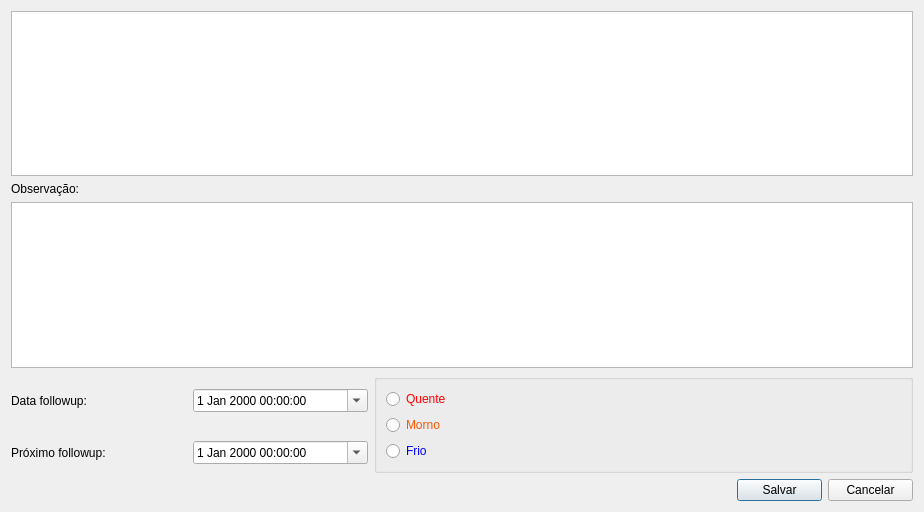
Qt form ui/followup.ui (lellisls/ERP-STACCATO) before a commit.
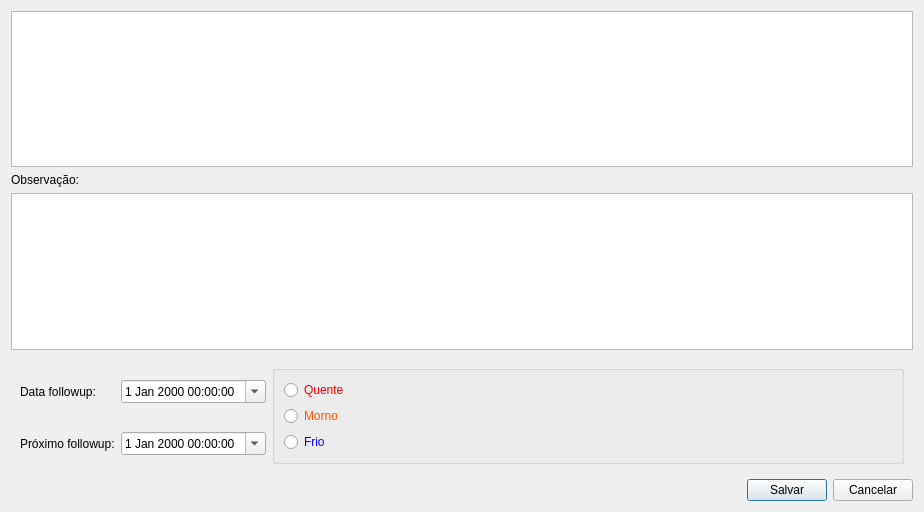
The same form after that commit. Custom widgets are drawn as their Qt base class.

The edit to the form file:
```diff
--- a/ui/followup.ui
+++ b/ui/followup.ui
@@ -13,56 +13,34 @@
   <property name="windowTitle">
    <string>Follow Up</string>
   </property>
-  <layout class="QGridLayout" name="gridLayout">
-   <item row="5" column="0">
-    <widget class="QLabel" name="label_2">
-     <property name="text">
-      <string>Data followup:</string>
-     </property>
-    </widget>
-   </item>
-   <item row="5" column="1">
-    <widget class="QDateTimeEdit" name="dateFollowup">
-     <property name="calendarPopup">
-      <bool>true</bool>
-     </property>
-    </widget>
-   </item>
-   <item row="6" column="0">
-    <widget class="QLabel" name="label_3">
-     <property name="text">
-      <string>Próximo followup:</string>
-     </property>
-    </widget>
-   </item>
-   <item row="1" column="0">
-    <widget class="QLabel" name="label">
-     <property name="text">
-      <string>Observação:</string>
-     </property>
-    </widget>
-   </item>
-   <item row="6" column="1">
-    <widget class="QDateTimeEdit" name="dateProxFollowup">
-     <property name="calendarPopup">
-      <bool>true</bool>
-     </property>
-    </widget>
-   </item>
-   <item row="2" column="0" colspan="5">
-    <widget class="QPlainTextEdit" name="plainTextEdit"/>
-   </item>
-   <item row="0" column="0" colspan="5">
+  <layout class="QGridLayout" name="gridLayout_3">
+   <item row="0" column="0" colspan="2">
     <widget class="TableView" name="table">
      <property name="styleSheet">
       <string notr="true">color: rgb(0, 0, 0);</string>
      </property>
+     <property name="editTriggers">
+      <set>QAbstractItemView::NoEditTriggers</set>
+     </property>
+     <property name="selectionMode">
+      <enum>QAbstractItemView::NoSelection</enum>
+     </property>
      <property name="selectionBehavior">
       <enum>QAbstractItemView::SelectRows</enum>
      </property>
     </widget>
    </item>
-   <item row="8" column="0" colspan="4">
+   <item row="1" column="0">
+    <widget class="QLabel" name="label">
+     <property name="text">
+      <string>Observação:</string>
+     </property>
+    </widget>
+   </item>
+   <item row="2" column="0" colspan="2">
+    <widget class="QPlainTextEdit" name="plainTextEdit"/>
+   </item>
+   <item row="4" column="0">
     <spacer name="horizontalSpacer">
      <property name="orientation">
       <enum>Qt::Horizontal</enum>
@@ -75,7 +53,7 @@
      </property>
     </spacer>
    </item>
-   <item row="8" column="4">
+   <item row="4" column="1">
     <layout class="QHBoxLayout" name="horizontalLayout">
      <item>
       <widget class="QPushButton" name="pushButtonSalvar">
@@ -93,7 +71,50 @@
      </item>
     </layout>
    </item>
-   <item row="5" column="2" rowspan="2" colspan="3">
+   <item row="3" column="0" colspan="2">
+    <widget class="QFrame" name="frameOrcamento">
+     <layout class="QGridLayout" name="gridLayout">
+      <item row="1" column="1">
+       <widget class="QDateTimeEdit" name="dateFollowup">
+        <property name="sizePolicy">
+         <sizepolicy hsizetype="Maximum" vsizetype="Fixed">
+          <horstretch>0</horstretch>
+          <verstretch>0</verstretch>
+         </sizepolicy>
+        </property>
+        <property name="calendarPopup">
+         <bool>true</bool>
+        </property>
+       </widget>
+      </item>
+      <item row="2" column="0">
+       <widget class="QLabel" name="label_3">
+        <property name="text">
+         <string>Próximo followup:</string>
+        </property>
+       </widget>
+      </item>
+      <item row="2" column="1">
+       <widget class="QDateTimeEdit" name="dateProxFollowup">
+        <property name="calendarPopup">
+         <bool>true</bool>
+        </property>
+       </widget>
+      </item>
+      <item row="1" column="0">
+       <widget class="QLabel" name="label_2">
+        <property name="sizePolicy">
+         <sizepolicy hsizetype="Maximum" vsizetype="Preferred">
+          <horstretch>0</horstretch>
+          <verstretch>0</verstretch>
+         </sizepolicy>
+        </property>
+        <property name="text">
+         <string>Data followup:</string>
+        </property>
+       </widget>
+      </item>
+      <item row="1" column="2" rowspan="2">
     <widget class="QGroupBox" name="groupBox">
      <property name="title">
       <string/>
@@ -127,6 +148,9 @@
         <property name="text">
          <string>Frio</string>
         </property>
+          </widget>
+         </item>
+        </layout>
        </widget>
       </item>
      </layout>
```
Lines whose indentation alone changed are shown as unchanged.
